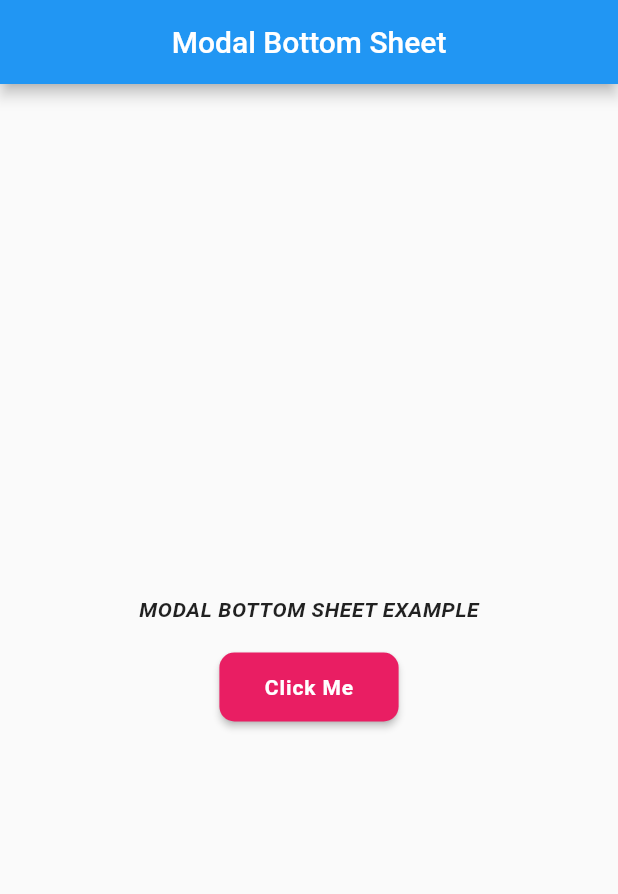
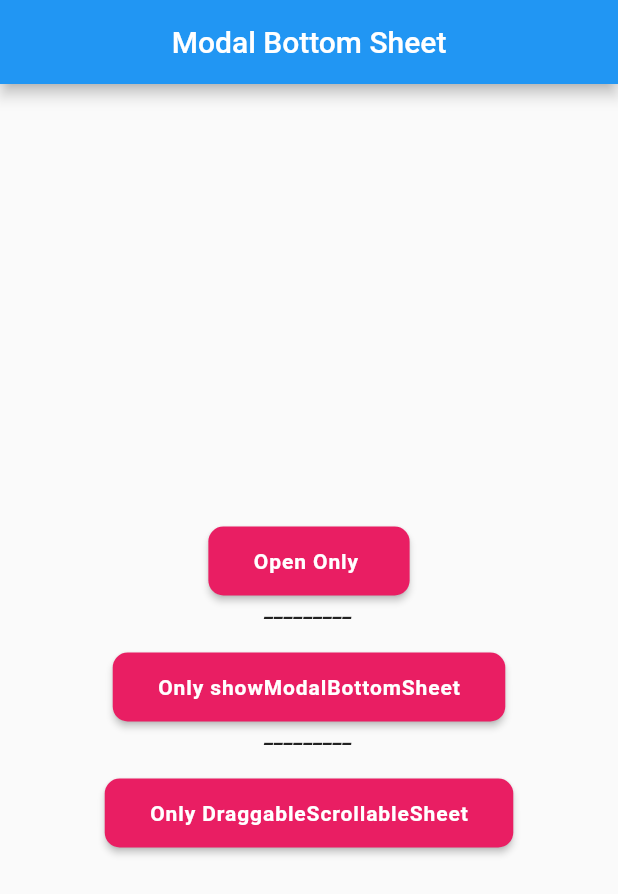
Before and after one commit to dagmawi202/Flutter_draggablescrollsheet, a Flutter app: the screen it shows after launch, on a phone screen of 412 x 824 dp. Shown: the top 894 px of the screen. Run offline on Flutter 3.47's test engine with Material 2 defaults, Android fonts, the phone set to English and light mode, and no system bars.

Commit message:
Separate Impl of draggable scrollable and show modal widget

```diff
--- a/lib/main.dart
+++ b/lib/main.dart
@@ -1,4 +1,5 @@
 import 'package:flutter/material.dart';
+import 'package:flutter_draggablescrollablesheet/comment_sheet.dart';
 
 void main() {
   runApp(const MyApp());
@@ -24,7 +25,8 @@ class MyApp extends StatelessWidget {
         // is not restarted.
         primarySwatch: Colors.blue,
       ),
-      home: const MyHomePage(title: 'Flutter Demo Home Page'),
+      // home: const MainDev(),
+      home: const MyHomePage(title: 'Flutter Modal Bottom '),
     );
   }
 }
@@ -77,7 +79,7 @@ class _MyHomePageState extends State<MyHomePage> {
           mainAxisAlignment: MainAxisAlignment.center,
           children: [
             Text(
-              "MODAL BOTTOM SHEET EXAMPLE",
+              "",
               style: TextStyle(
                   fontStyle: FontStyle.italic,
                   letterSpacing: 0.4,
@@ -102,25 +104,48 @@ class _MyHomePageState extends State<MyHomePage> {
                         false, // specifies whether the bottom sheet will be dismissed when user taps on the scrim.
                     barrierColor: Colors.transparent,
                     builder: (context) {
-                      return DraggableScrollableSheet(
-                          expand:
-                              false, //This field specifies whether the widget should expand to fill the available space in its parent or not. The default value is true. We have not specified because we want it to be true.
-                          initialChildSize:
-                              0.6, //This field specifies the initial size of the bottom draggable sheet you want to appear on the fraction of the screen and takes a double value. Its default value is 0.5. Its value range from 0 – 1.0.
-                          minChildSize:
-                              0.5, //This field specifies the minimum size of the DraggableScrollableSheet widget that is when any user will scroll down to close the widget, the minimum height will appear. Its default value is 0.25 and ranges from 0 – 1.0.
-                          maxChildSize:
-                              0.9, // This field specifies the maximum size of the DraggableScrollableSheet widget that is when any user will scroll up to open the widget, the maximum height will appear. Its default value is 1.0 and ranges from 0 – 1.0. It also specifies the fraction of the screen to be occupied.
-                          builder: (_, scrollController) {
-                            return Container(
-                                decoration: BoxDecoration(
+                      return CommentSheet();
+                    });
+              },
+              padding:
+                  EdgeInsets.only(left: 30, right: 30, top: 15, bottom: 15),
+              color: Colors.pink,
+              child: Text(
+                'Open Only ',
+                style: TextStyle(
                     color: Colors.white,
+                    fontWeight: FontWeight.w600,
+                    letterSpacing: 0.6),
               ),
-                                child: Stack(children: [
-                                  Column(
-                                      crossAxisAlignment:
-                                          CrossAxisAlignment.center,
-                                      mainAxisSize: MainAxisSize.min,
+            ),
+            Text(
+              "_________",
+              style: TextStyle(
+                  fontStyle: FontStyle.italic,
+                  letterSpacing: 0.4,
+                  fontWeight: FontWeight.w600),
+            ),
+            SizedBox(
+              height: 20,
+            ),
+            RaisedButton(
+              shape: RoundedRectangleBorder(
+                  borderRadius: BorderRadius.all(Radius.circular(10.0))),
+              onPressed: () {
+                showModalBottomSheet(
+                    context: context,
+                    isScrollControlled:
+                        true, //specifies whether this is a route for a bottom sheet that will utilize DraggableScrollableSheet.
+                    useRootNavigator:
+                        true, // This is useful in the case that a modal BottomSheet needs to be displayed above all other content but the caller is inside another Navigator.
+                    enableDrag:
+                        true, // parameter specifies whether the bottom sheet can be dragged up and down and dismissed by swiping downwards.
+                    isDismissible:
+                        true, // specifies whether the bottom sheet will be dismissed when user taps on the scrim.
+                    barrierColor: Colors.transparent,
+                    builder: (context) {
+                      return Column(
+                        mainAxisSize: MainAxisSize.max,
                         children: <Widget>[
                           ListTile(
                             leading: new Icon(Icons.photo),
@@ -150,16 +175,42 @@ class _MyHomePageState extends State<MyHomePage> {
                               Navigator.pop(context);
                             },
                           ),
-                                      ])
-                                ]));
-                          });
+                        ],
+                      );
                     });
               },
               padding:
                   EdgeInsets.only(left: 30, right: 30, top: 15, bottom: 15),
               color: Colors.pink,
               child: Text(
-                'Click Me',
+                'Only showModalBottomSheet',
+                style: TextStyle(
+                    color: Colors.white,
+                    fontWeight: FontWeight.w600,
+                    letterSpacing: 0.6),
+              ),
+            ),
+            Text(
+              "_________",
+              style: TextStyle(
+                  fontStyle: FontStyle.italic,
+                  letterSpacing: 0.4,
+                  fontWeight: FontWeight.w600),
+            ),
+            SizedBox(
+              height: 20,
+            ),
+            RaisedButton(
+              shape: RoundedRectangleBorder(
+                  borderRadius: BorderRadius.all(Radius.circular(10.0))),
+              onPressed: () {
+                //  CommentSheet();
+              },
+              padding:
+                  EdgeInsets.only(left: 30, right: 30, top: 15, bottom: 15),
+              color: Colors.pink,
+              child: Text(
+                'Only DraggableScrollableSheet',
                 style: TextStyle(
                     color: Colors.white,
                     fontWeight: FontWeight.w600,
```
Lines whose indentation alone changed are shown as unchanged.
